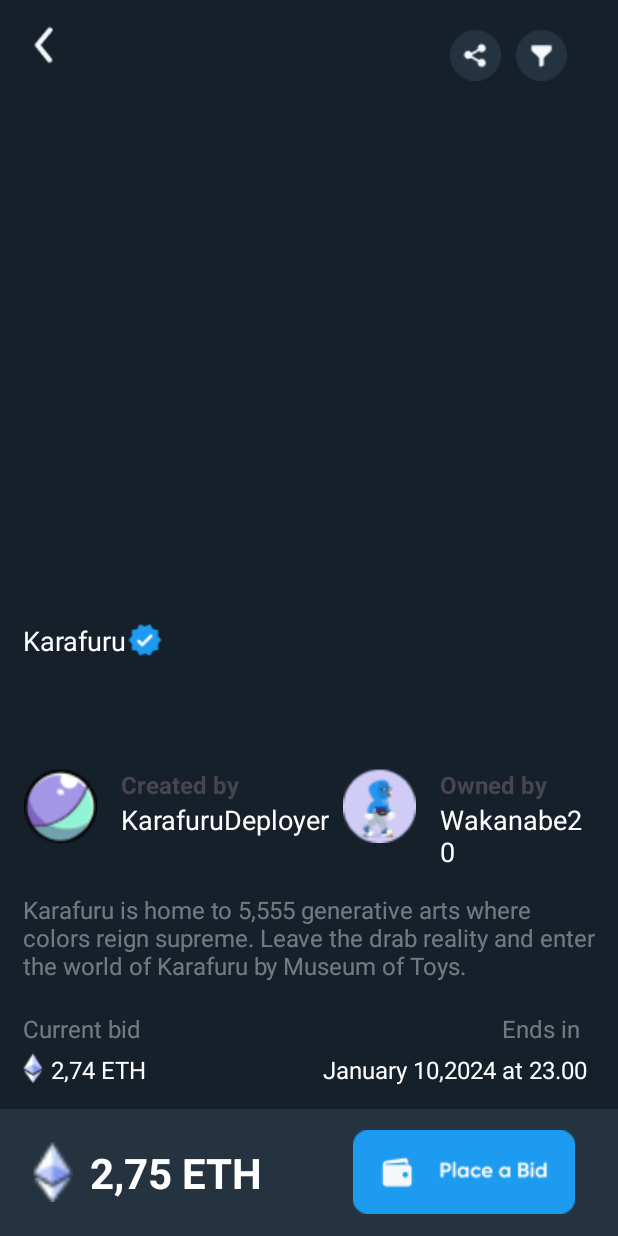
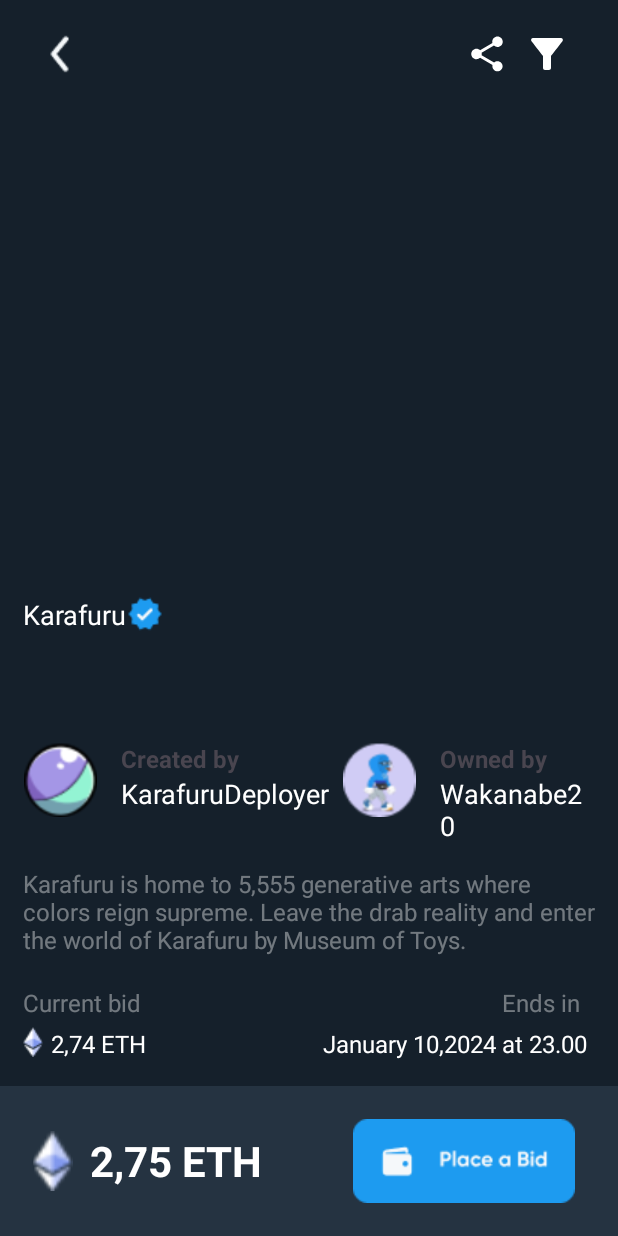
Before and after one commit to khanhlove01/CS426-MobileProject, an Android app: the ItemNFTActivity111 screen opened directly, with no data from a screen before it, on a phone screen of 412 x 824 dp. Run offline under Robolectric (Android 15) with nearby library versions, the phone set to English and light mode, and no system bars.

Commit message:
bid detail UI adjustment

```diff
--- /dev/null
+++ b/app/src/main/res/drawable/icon_filter.xml
@@ -0,0 +1,5 @@
+<vector android:height="32dp" android:tint="#FFFFFF"
+    android:viewportHeight="24" android:viewportWidth="24"
+    android:width="32dp" xmlns:android="http://schemas.android.com/apk/res/android">
+    <path android:fillColor="@android:color/white" android:pathData="M4.25,5.61C6.27,8.2 10,13 10,13v6c0,0.55 0.45,1 1,1h2c0.55,0 1,-0.45 1,-1v-6c0,0 3.72,-4.8 5.74,-7.39C20.25,4.95 19.78,4 18.95,4H5.04C4.21,4 3.74,4.95 4.25,5.61z"/>
+</vector>
--- /dev/null
+++ b/app/src/main/res/drawable/icon_share.xml
@@ -0,0 +1,5 @@
+<vector android:height="28dp" android:tint="#FFFFFF"
+    android:viewportHeight="24" android:viewportWidth="24"
+    android:width="28dp" xmlns:android="http://schemas.android.com/apk/res/android">
+    <path android:fillColor="@android:color/white" android:pathData="M18,16.08c-0.76,0 -1.44,0.3 -1.96,0.77L8.91,12.7c0.05,-0.23 0.09,-0.46 0.09,-0.7s-0.04,-0.47 -0.09,-0.7l7.05,-4.11c0.54,0.5 1.25,0.81 2.04,0.81 1.66,0 3,-1.34 3,-3s-1.34,-3 -3,-3 -3,1.34 -3,3c0,0.24 0.04,0.47 0.09,0.7L8.04,9.81C7.5,9.31 6.79,9 6,9c-1.66,0 -3,1.34 -3,3s1.34,3 3,3c0.79,0 1.5,-0.31 2.04,-0.81l7.12,4.16c-0.05,0.21 -0.08,0.43 -0.08,0.65 0,1.61 1.31,2.92 2.92,2.92 1.61,0 2.92,-1.31 2.92,-2.92s-1.31,-2.92 -2.92,-2.92z"/>
+</vector>
--- a/app/src/main/res/layout/activity_item_nftactivity111.xml
+++ b/app/src/main/res/layout/activity_item_nftactivity111.xml
@@ -8,27 +8,30 @@
     tools:context=".onplacebid.ItemNFTActivity111">
 
     <LinearLayout
+        android:id="@+id/linear_item_nft1"
         android:layout_width="match_parent"
         android:layout_height="wrap_content"
-        android:id="@+id/linear_item_nft1"
-        android:layout_margin="10dp"
+        android:layout_marginTop="10dp"
+        android:layout_marginBottom="10dp"
+        android:gravity="center"
         android:orientation="horizontal">
 
         <ImageView
             android:layout_width="wrap_content"
             android:layout_height="wrap_content"
-            android:src="@drawable/arrow_icon"/>
+            android:src="@drawable/arrow_icon" />
+
         <ImageView
             android:layout_width="wrap_content"
             android:layout_height="wrap_content"
             android:layout_marginLeft="250dp"
-            android:layout_marginTop="10dp"
-            android:src="@drawable/icon_filter"/>
+            android:src="@drawable/icon_share" />
+
         <ImageView
             android:layout_width="wrap_content"
             android:layout_height="wrap_content"
             android:layout_margin="10dp"
-            android:src="@drawable/icon_share"/>
+            android:src="@drawable/icon_filter" />
     </LinearLayout>
 
     <ImageView
@@ -37,8 +40,7 @@
         android:id="@+id/image_nft_item"
         android:layout_centerHorizontal="true"
         android:src="@drawable/avatar_home1"
-        android:layout_below="@id/linear_item_nft1"
-        android:layout_marginTop="15dp"/>
+        android:layout_below="@id/linear_item_nft1" />
 
     <LinearLayout
         android:layout_width="match_parent"
@@ -207,8 +209,8 @@
 
     <LinearLayout
         android:layout_width="match_parent"
-        android:layout_height="match_parent"
-        android:layout_below="@id/linear_item_nft2"
+        android:layout_height="100dp"
+        android:layout_alignParentBottom="true"
         android:orientation="horizontal"
         android:background="@color/secondary">
 
```
Also changed, not shown: app/src/main/res/drawable/icon_filter.png (deleted), app/src/main/res/drawable/icon_share.png (deleted).
